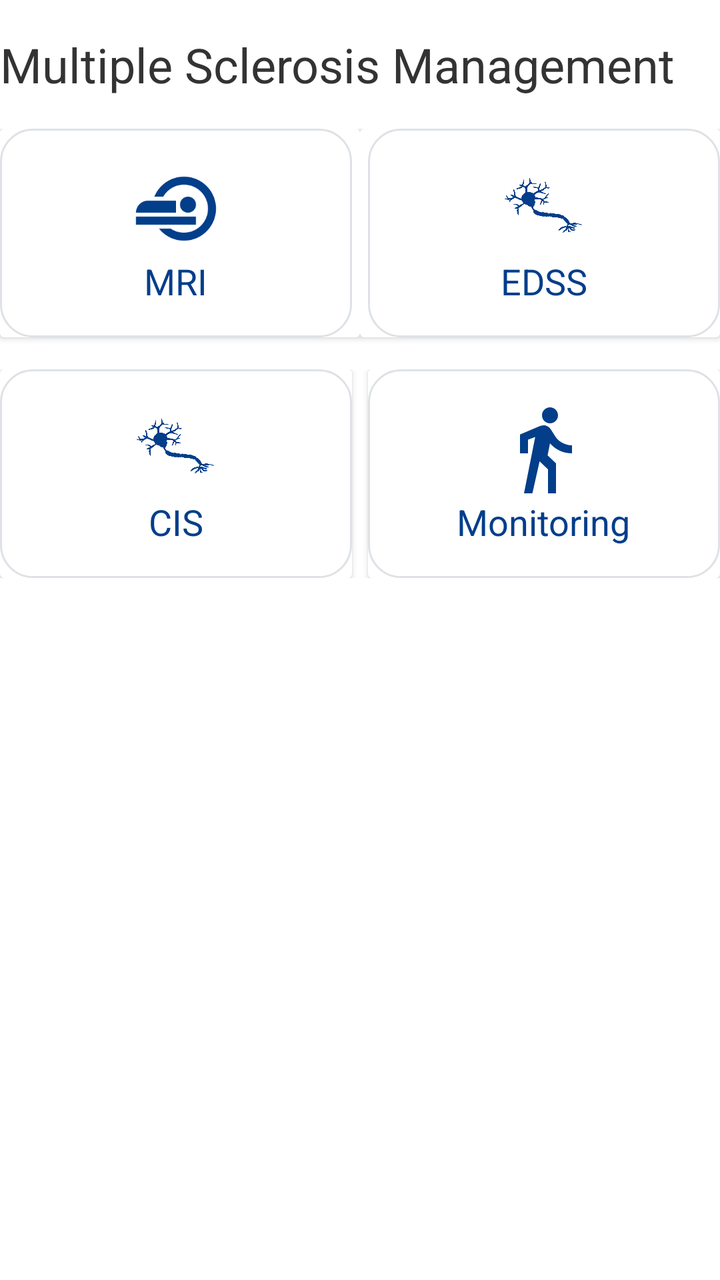
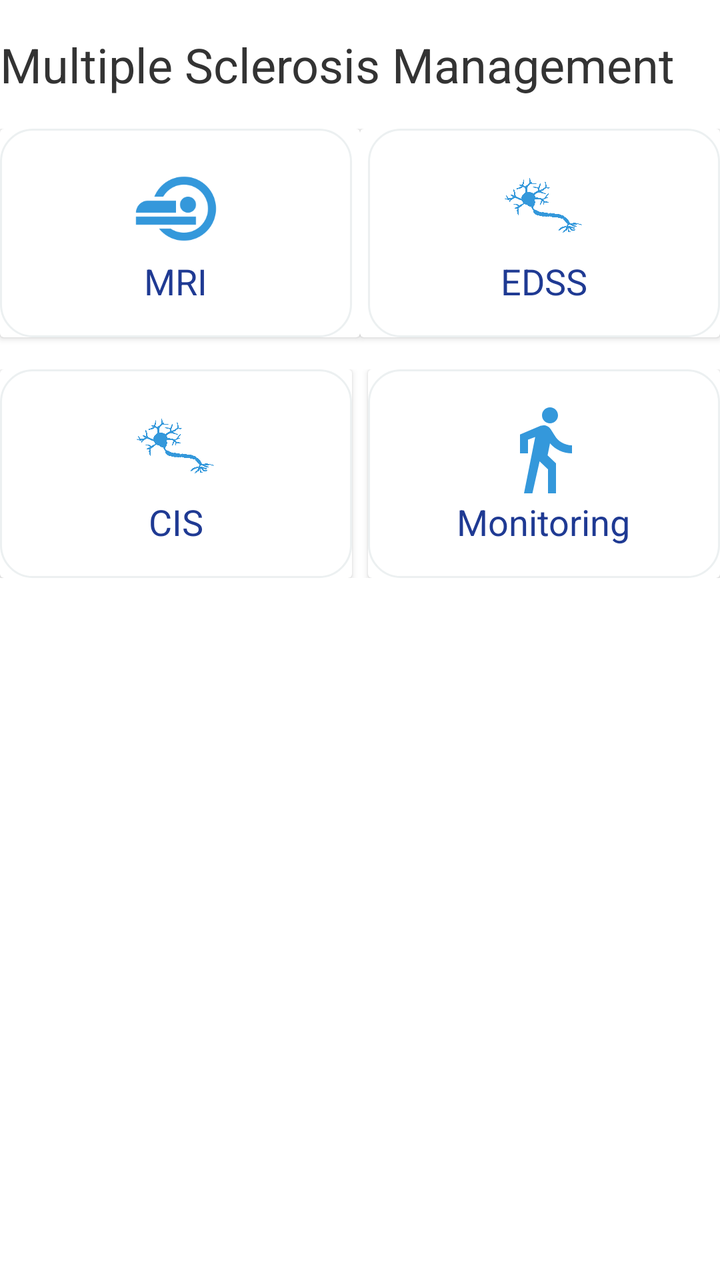

Two renders of the same Android screen: before a commit and after it. Below are the layout's source before the change and the commit's diff.
<!-- AndroidManifest.xml: application theme Theme.MSApplication -->
<!-- res/layout/fragment_dashboard.xml -->
<?xml version="1.0" encoding="utf-8"?>
<LinearLayout
    xmlns:android="http://schemas.android.com/apk/res/android"
    xmlns:tools="http://schemas.android.com/tools"
    android:layout_width="match_parent"
    android:layout_height="match_parent"
    xmlns:app="http://schemas.android.com/apk/res-auto"
    android:orientation="vertical"
    android:layout_marginStart="8dp"
    android:layout_marginEnd="8dp"
    tools:context=".DashboardFragment">

    
    <TextView
        android:layout_width="wrap_content"
        android:layout_height="wrap_content"
        android:text="Multiple Sclerosis Management"
        android:layout_marginTop="16dp"
        android:textSize="24sp"/>


    <LinearLayout
                android:layout_width="match_parent"
                android:layout_height="wrap_content"
                android:layout_marginTop="16dp"
                android:orientation="horizontal">

                
                <androidx.cardview.widget.CardView
                    android:id="@+id/card1"
                    android:layout_width="0dp"
                    android:layout_height="wrap_content"
                    android:layout_weight="1"
                    android:padding="16dp"
                    android:layout_marginBottom="8dp">

                    
                    <LinearLayout
                        android:id="@+id/layout1"
                        android:layout_width="match_parent"
                        android:layout_height="wrap_content"
                        android:orientation="vertical"
                        android:background="@drawable/dashboard_card_background"
                        android:padding="16dp"
                        android:layout_marginEnd="4dp">

                        <ImageView
                            android:layout_width="48dp"
                            android:layout_height="48dp"
                            android:src="@drawable/mri_icon"
                            android:layout_gravity="center"
                            app:tint="@color/dark_blue" />

                        <TextView
                            android:layout_width="wrap_content"
                            android:layout_height="wrap_content"
                            android:textSize="18sp"
                            android:layout_gravity="center"
                            android:text="MRI"
                            android:textColor="@color/dark_blue"/>

                    </LinearLayout>

                </androidx.cardview.widget.CardView>

                
                <androidx.cardview.widget.CardView
                    android:id="@+id/card2"
                    android:layout_width="0dp"
                    android:layout_height="wrap_content"
                    android:layout_weight="1"
                    android:layout_below="@id/card1"
                    android:padding="16dp"
                    android:layout_marginBottom="8dp">

                    
                    <LinearLayout
                        android:layout_width="match_parent"
                        android:layout_height="wrap_content"
                        android:orientation="vertical"
                        android:background="@drawable/dashboard_card_background"
                        android:padding="16dp"
                        android:layout_marginStart="4dp">

                        <ImageView
                            android:layout_width="48dp"
                            android:layout_height="48dp"
                            android:src="@drawable/edss"
                            android:layout_gravity="center"
                            app:tint="@color/dark_blue" />

                        <TextView
                            android:layout_width="wrap_content"
                            android:layout_height="wrap_content"
                            android:layout_gravity="center"
                            android:textSize="18sp"
                            android:text="EDSS"
                            android:textColor="@color/dark_blue"/>

                    </LinearLayout>

                </androidx.cardview.widget.CardView>

            </LinearLayout>

    <LinearLayout
            android:layout_width="match_parent"
            android:layout_height="wrap_content"
            android:layout_marginTop="8dp"
            android:orientation="horizontal">

            
            <androidx.cardview.widget.CardView
                android:id="@+id/card3"
                android:layout_width="0dp"
                android:layout_height="wrap_content"
                android:layout_weight="1"
                android:layout_below="@id/card2"
                android:padding="16dp"
                android:layout_marginEnd="4dp">

                
                <LinearLayout
                    android:layout_width="match_parent"
                    android:layout_height="wrap_content"
                    android:layout_weight="1"
                    android:orientation="vertical"
                    android:background="@drawable/dashboard_card_background"
                    android:padding="16dp">

                    <ImageView
                        android:layout_width="48dp"
                        android:layout_height="48dp"
                        android:src="@drawable/edss"
                        android:layout_gravity="center"
                        app:tint="@color/dark_blue" />

                    <TextView
                        android:layout_width="wrap_content"
                        android:layout_height="wrap_content"
                        android:text="CIS"
                        android:layout_gravity="center"
                        android:textSize="18sp"
                        android:textColor="@color/dark_blue"/>
                </LinearLayout>

            </androidx.cardview.widget.CardView>

            
            <androidx.cardview.widget.CardView
                android:id="@+id/card4"
                android:layout_width="0dp"
                android:layout_height="wrap_content"
                android:layout_weight="1"
                android:layout_below="@id/card3"
                android:padding="16dp"
                android:layout_marginStart="4dp">

                
                <LinearLayout
                    android:layout_width="match_parent"
                    android:layout_height="wrap_content"
                    android:orientation="vertical"
                    android:background="@drawable/dashboard_card_background"
                    android:padding="16dp">

                    <ImageView
                        android:layout_width="48dp"
                        android:layout_height="48dp"
                        android:src="@drawable/monitoring"
                        android:layout_gravity="center"
                        app:tint="@color/dark_blue" />

                    <TextView
                        android:layout_width="wrap_content"
                        android:layout_height="wrap_content"
                        android:layout_gravity="center"
                        android:textSize="18sp"
                        android:text="Monitoring"
                        android:textColor="@color/dark_blue"/>

                </LinearLayout>

            </androidx.cardview.widget.CardView>

        </LinearLayout>

</LinearLayout>
<!-- resources referenced by this layout -->
<resources>
  <color name="dark_blue">#023E8A</color>
  <!-- drawable dashboard_card_background (drawable) -->
  <?xml version="1.0" encoding="utf-8"?>
  <shape xmlns:android="http://schemas.android.com/apk/res/android">
      <solid android:color="@color/cardview_light_background"/>
      <corners android:radius="16dp"/>
      <stroke android:color="@color/light_gray" android:width="1dp"/> 
  </shape>
  <!-- drawable edss: png bitmap (drawable, 113889 bytes) -->
  <!-- drawable monitoring (drawable) -->
  <vector android:autoMirrored="true" android:height="24dp"
      android:tint="#000000" android:viewportHeight="24"
      android:viewportWidth="24" android:width="24dp" xmlns:android="http://schemas.android.com/apk/res/android">
      <path android:fillColor="@android:color/white" android:pathData="M13.5,5.5c1.1,0 2,-0.9 2,-2s-0.9,-2 -2,-2 -2,0.9 -2,2 0.9,2 2,2zM9.8,8.9L7,23h2.1l1.8,-8 2.1,2v6h2v-7.5l-2.1,-2 0.6,-3C14.8,12 16.8,13 19,13v-2c-1.9,0 -3.5,-1 -4.3,-2.4l-1,-1.6c-0.4,-0.6 -1,-1 -1.7,-1 -0.3,0 -0.5,0.1 -0.8,0.1L6,8.3V13h2V9.6l1.8,-0.7"/>
  </vector>
  <!-- drawable mri_icon: png bitmap (drawable, 3371 bytes) -->
  <style name="Theme.MSApplication" parent="Base.Theme.MSApplication" />
  <color name="light_gray">#DEE2E6</color>
  <style name="Base.Theme.MSApplication" parent="Theme.Material3.DayNight.NoActionBar">
  
  
          
          <item name="colorPrimary">@color/healthBlue</item>
  
          
          <item name="colorPrimaryDark">@color/healthDarkBlue</item>
  
          
          <item name="colorAccent">@color/healthGreen</item>
  
          
          <item name="android:windowBackground">@color/healthWhite</item>
  
          
          <item name="cardBackgroundColor">@color/healthWhite</item>
  
          
          <item name="android:textColor">@color/healthDarkGray</item>
  
      </style>
  <color name="healthBlue">#3498db</color>
  <color name="healthDarkBlue">#1f3a93</color>
  <color name="healthGreen">#2ecc71</color>
  <color name="healthWhite">#ffffff</color>
  <color name="healthDarkGray">#333333</color>
</resources>

<!-- the commit's change to res/layout/fragment_dashboard.xml (unified diff, before → after) -->
@@ -49,7 +49,7 @@
                             android:layout_height="48dp"
                             android:src="@drawable/mri_icon"
                             android:layout_gravity="center"
-                            app:tint="@color/dark_blue" />
+                            app:tint="@color/healthBlue" />
 
                         <TextView
                             android:layout_width="wrap_content"
@@ -57,7 +57,7 @@
                             android:textSize="18sp"
                             android:layout_gravity="center"
                             android:text="MRI"
-                            android:textColor="@color/dark_blue"/>
+                            android:textColor="@color/healthDarkBlue"/>
 
                     </LinearLayout>
 
@@ -87,7 +87,7 @@
                             android:layout_height="48dp"
                             android:src="@drawable/edss"
                             android:layout_gravity="center"
-                            app:tint="@color/dark_blue" />
+                            app:tint="@color/healthBlue" />
 
                         <TextView
                             android:layout_width="wrap_content"
@@ -95,7 +95,7 @@
                             android:layout_gravity="center"
                             android:textSize="18sp"
                             android:text="EDSS"
-                            android:textColor="@color/dark_blue"/>
+                            android:textColor="@color/healthDarkBlue"/>
 
                     </LinearLayout>
 
@@ -133,7 +133,7 @@
                         android:layout_height="48dp"
                         android:src="@drawable/edss"
                         android:layout_gravity="center"
-                        app:tint="@color/dark_blue" />
+                        app:tint="@color/healthBlue" />
 
                     <TextView
                         android:layout_width="wrap_content"
@@ -141,7 +141,7 @@
                         android:text="CIS"
                         android:layout_gravity="center"
                         android:textSize="18sp"
-                        android:textColor="@color/dark_blue"/>
+                        android:textColor="@color/healthDarkBlue"/>
                 </LinearLayout>
 
             </androidx.cardview.widget.CardView>
@@ -169,7 +169,7 @@
                         android:layout_height="48dp"
                         android:src="@drawable/monitoring"
                         android:layout_gravity="center"
-                        app:tint="@color/dark_blue" />
+                        app:tint="@color/healthBlue" />
 
                     <TextView
                         android:layout_width="wrap_content"
@@ -177,7 +177,7 @@
                         android:layout_gravity="center"
                         android:textSize="18sp"
                         android:text="Monitoring"
-                        android:textColor="@color/dark_blue"/>
+                        android:textColor="@color/healthDarkBlue"/>
 
                 </LinearLayout>
 
<!-- resource entries referenced after the edit -->
@@ -1,12 +1,11 @@
 <!-- resources referenced by this layout -->
 <resources>
-  <color name="dark_blue">#023E8A</color>
   <!-- drawable dashboard_card_background (drawable) -->
   <?xml version="1.0" encoding="utf-8"?>
   <shape xmlns:android="http://schemas.android.com/apk/res/android">
       <solid android:color="@color/cardview_light_background"/>
       <corners android:radius="16dp"/>
-      <stroke android:color="@color/light_gray" android:width="1dp"/> 
+      <stroke android:color="@color/healthLightGray" android:width="1dp"/> 
   </shape>
   <!-- drawable edss: png bitmap (drawable, 113889 bytes) -->
   <!-- drawable monitoring (drawable) -->
@@ -17,7 +16,7 @@
   </vector>
   <!-- drawable mri_icon: png bitmap (drawable, 3371 bytes) -->
   <style name="Theme.MSApplication" parent="Base.Theme.MSApplication" />
-  <color name="light_gray">#DEE2E6</color>
+  <color name="healthLightGray">#ecf0f1</color>
   <style name="Base.Theme.MSApplication" parent="Theme.Material3.DayNight.NoActionBar">
   
   
@@ -43,7 +42,7 @@
   <color name="healthBlue">#3498db</color>
   <color name="healthDarkBlue">#1f3a93</color>
   <color name="healthGreen">#2ecc71</color>
-  <color name="healthWhite">#ffffff</color>
+  <color name="healthWhite">#FFFFFFFF</color>
   <color name="healthDarkGray">#333333</color>
 </resources>
 
